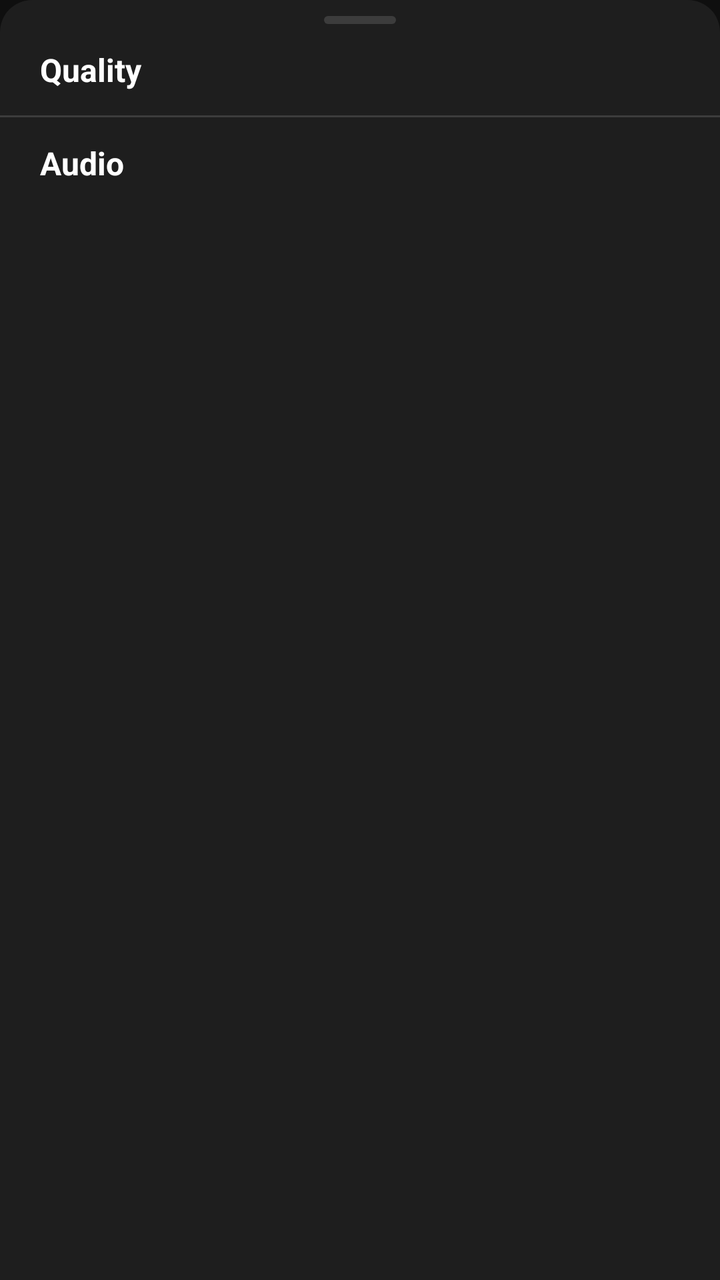
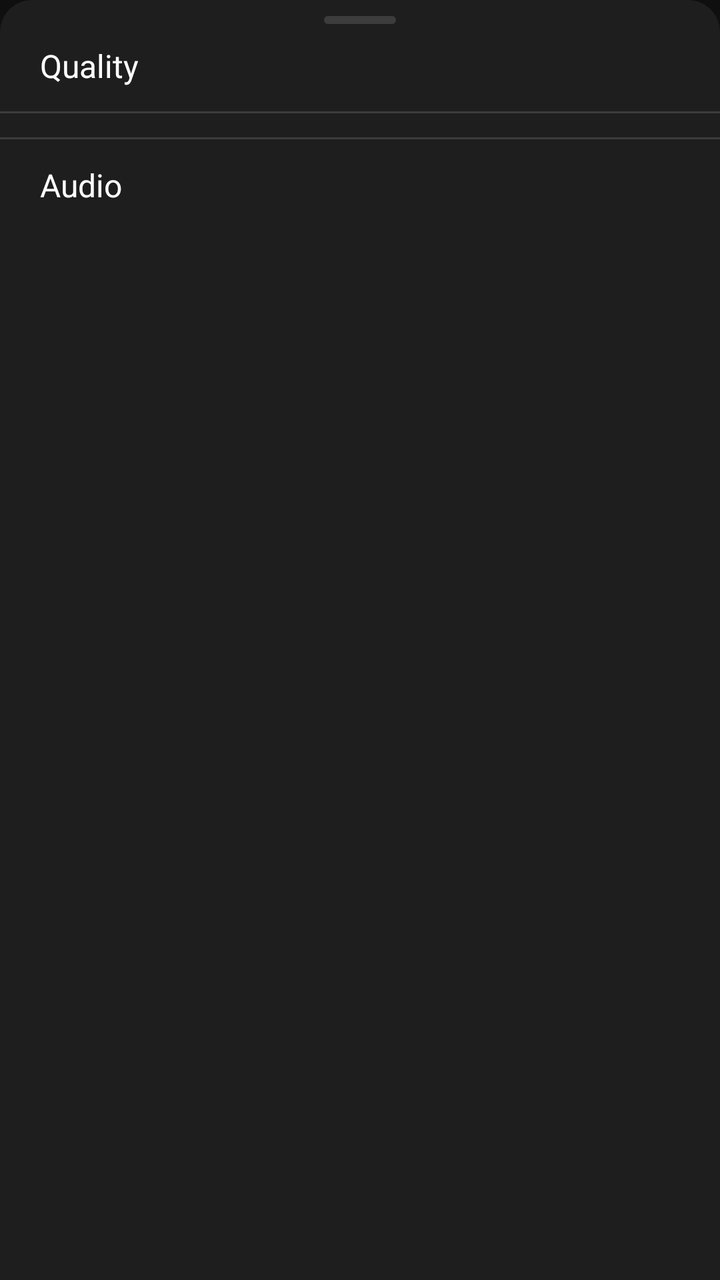

Two renders of the same Android screen: before a commit and after it. Below are the layout's source before the change and the commit's diff.
<!-- AndroidManifest.xml: application theme Theme.NewTube -->
<!-- res/layout/sheet_mobile_quality.xml -->
<?xml version="1.0" encoding="utf-8"?>
<androidx.core.widget.NestedScrollView xmlns:android="http://schemas.android.com/apk/res/android"
    android:layout_width="match_parent"
    android:layout_height="wrap_content"
    android:background="@drawable/bg_mobile_sheet">

    <LinearLayout
        android:layout_width="match_parent"
        android:layout_height="wrap_content"
        android:orientation="vertical"
        android:paddingBottom="12dp">

        <View
            android:layout_width="36dp"
            android:layout_height="4dp"
            android:layout_gravity="center_horizontal"
            android:layout_marginTop="8dp"
            android:background="@drawable/bg_mobile_sheet_handle" />

        <TextView
            android:id="@+id/quality_sheet_quality_title"
            android:layout_width="match_parent"
            android:layout_height="wrap_content"
            android:paddingHorizontal="20dp"
            android:paddingTop="12dp"
            android:paddingBottom="4dp"
            android:text="@string/mobile_quality_title"
            android:textColor="@color/mobile_color_on_surface"
            android:textSize="16sp"
            android:textStyle="bold" />

        <LinearLayout
            android:id="@+id/quality_sheet_quality_list"
            android:layout_width="match_parent"
            android:layout_height="wrap_content"
            android:orientation="vertical" />

        <View
            android:id="@+id/quality_sheet_divider"
            android:layout_width="match_parent"
            android:layout_height="1dp"
            android:layout_marginTop="8dp"
            android:background="@color/mobile_color_divider" />

        <TextView
            android:id="@+id/quality_sheet_audio_title"
            android:layout_width="match_parent"
            android:layout_height="wrap_content"
            android:paddingHorizontal="20dp"
            android:paddingTop="12dp"
            android:paddingBottom="4dp"
            android:text="@string/mobile_audio_title"
            android:textColor="@color/mobile_color_on_surface"
            android:textSize="16sp"
            android:textStyle="bold" />

        <LinearLayout
            android:id="@+id/quality_sheet_audio_list"
            android:layout_width="match_parent"
            android:layout_height="wrap_content"
            android:orientation="vertical" />

    </LinearLayout>

</androidx.core.widget.NestedScrollView>
<!-- resources referenced by this layout -->
<resources>
  <color name="mobile_color_divider">#22FFFFFF</color>
  <color name="mobile_color_on_surface">#FFFFFF</color>
  <!-- drawable bg_mobile_sheet (drawable) -->
  <?xml version="1.0" encoding="utf-8"?>
  <shape xmlns:android="http://schemas.android.com/apk/res/android"
      android:shape="rectangle">
      <solid android:color="@color/mobile_color_surface" />
      <corners
          android:topLeftRadius="16dp"
          android:topRightRadius="16dp" />
  </shape>
  <!-- drawable bg_mobile_sheet_handle (drawable) -->
  <?xml version="1.0" encoding="utf-8"?>
  <shape xmlns:android="http://schemas.android.com/apk/res/android"
      android:shape="rectangle">
      <solid android:color="@color/mobile_color_divider" />
      <corners android:radius="3dp" />
  </shape>
  <string name="mobile_audio_title">Audio</string>
  <string name="mobile_quality_title">Quality</string>
  <color name="mobile_color_surface">#1E1E1E</color>
  <color name="mobile_color_primary">#FF0000</color>
  <color name="mobile_color_primary_dark">#CC0000</color>
  <color name="mobile_color_background">#0F0F0F</color>
  <style name="ThemeOverlay.NewTube.BottomSheetDialog" parent="ThemeOverlay.MaterialComponents.BottomSheetDialog">
          <item name="bottomSheetStyle">@style/Widget.NewTube.BottomSheet</item>
          
          <item name="elevationOverlayEnabled">false</item>
      </style>
  <style name="BrowseWindowAnimation" parent="@android:style/Animation.Activity">
          <item name="android:activityOpenEnterAnimation">@anim/browse_to_front_enter</item>
          <item name="android:activityOpenExitAnimation">@anim/mobile_stay</item>
          <item name="android:activityCloseEnterAnimation">@anim/mobile_stay</item>
          <item name="android:activityCloseExitAnimation">@anim/mobile_fade_out</item>
          <item name="android:taskOpenEnterAnimation">@anim/browse_to_front_enter</item>
          <item name="android:taskOpenExitAnimation">@anim/mobile_stay</item>
          <item name="android:taskToFrontEnterAnimation">@anim/browse_to_front_enter</item>
          <item name="android:taskToFrontExitAnimation">@anim/mobile_stay</item>
      </style>
  <style name="TextAppearance.NewTube.Button" parent="TextAppearance.MaterialComponents.Button">
          <item name="android:textAllCaps">false</item>
          <item name="android:letterSpacing">0</item>
      </style>
  <style name="Widget.NewTube.Snackbar.Action" parent="Widget.MaterialComponents.Button.TextButton.Snackbar">
          <item name="android:textColor">@color/mobile_color_background</item>
          <item name="android:fontFamily">sans-serif-medium</item>
      </style>
  <style name="Widget.NewTube.BottomSheet" parent="Widget.MaterialComponents.BottomSheet.Modal">
          <item name="backgroundTint">@color/mobile_color_surface</item>
          <item name="shapeAppearanceOverlay">@style/ShapeAppearance.NewTube.BottomSheet</item>
      </style>
  <style name="ShapeAppearance.NewTube.BottomSheet" parent="">
          <item name="cornerFamily">rounded</item>
          <item name="cornerSizeTopLeft">16dp</item>
          <item name="cornerSizeTopRight">16dp</item>
          <item name="cornerSizeBottomLeft">0dp</item>
          <item name="cornerSizeBottomRight">0dp</item>
      </style>
  <!-- unchanged entries left out for length: 1 -->
</resources>

<!-- the commit's change to res/layout/sheet_mobile_quality.xml (unified diff, before → after) -->
@@ -17,22 +17,28 @@
             android:layout_marginTop="8dp"
             android:background="@drawable/bg_mobile_sheet_handle" />
 
+        
         <TextView
             android:id="@+id/quality_sheet_quality_title"
             android:layout_width="match_parent"
             android:layout_height="wrap_content"
             android:paddingHorizontal="20dp"
-            android:paddingTop="12dp"
-            android:paddingBottom="4dp"
+            android:paddingTop="10dp"
+            android:paddingBottom="12dp"
             android:text="@string/mobile_quality_title"
             android:textColor="@color/mobile_color_on_surface"
-            android:textSize="16sp"
-            android:textStyle="bold" />
+            android:textSize="16sp" />
+
+        <View
+            android:layout_width="match_parent"
+            android:layout_height="1dp"
+            android:background="@color/mobile_color_divider" />
 
         <LinearLayout
             android:id="@+id/quality_sheet_quality_list"
             android:layout_width="match_parent"
             android:layout_height="wrap_content"
+            android:layout_marginTop="4dp"
             android:orientation="vertical" />
 
         <View
@@ -51,8 +57,7 @@
             android:paddingBottom="4dp"
             android:text="@string/mobile_audio_title"
             android:textColor="@color/mobile_color_on_surface"
-            android:textSize="16sp"
-            android:textStyle="bold" />
+            android:textSize="16sp" />
 
         <LinearLayout
             android:id="@+id/quality_sheet_audio_list"
